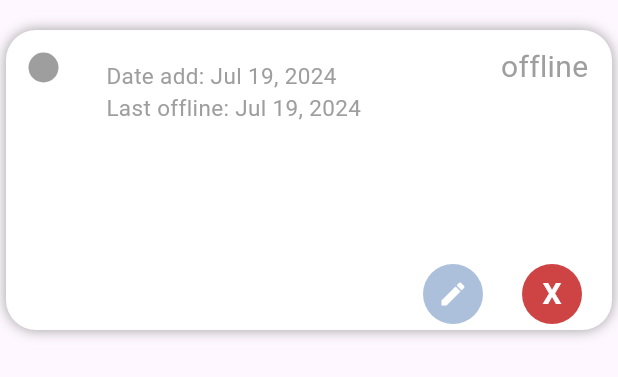
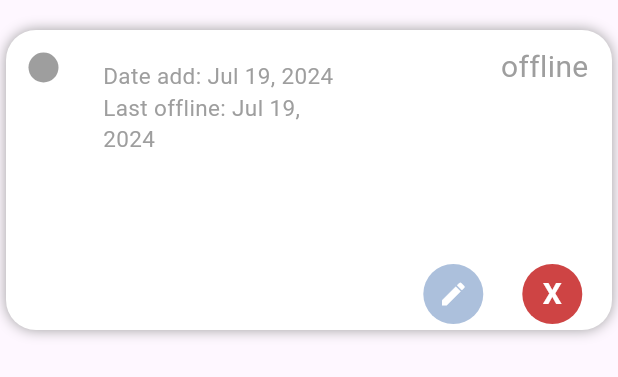
Before and after one commit to The1Re/ip_checker, a Flutter app: the CardDevice widget shown alone on an empty page, opened directly with empty values, after a tap on "offline", on a phone screen of 412 x 824 dp. Shown: the top 377 px of the screen. Run offline on Flutter 3.47's test engine with Material 3 defaults, Android fonts, the phone set to English and light mode, and no system bars; our stand-ins replace sqflite; accounts and stored records are empty.

Commit message:
Fix card bug

```diff
--- a/lib/widgets/card/card.dart
+++ b/lib/widgets/card/card.dart
@@ -114,8 +114,8 @@
               ],
             ),
             Container(
-              width: MediaQuery.of(context).size.width * 0.45,
-              height: MediaQuery.of(context).size.height * 0.45,
+              width: MediaQuery.of(context).size.width * 0.4,
+              height: MediaQuery.of(context).size.height * 0.4,
               padding: const EdgeInsets.only(left: 10),
               margin: EdgeInsets.zero,
               child: Wrap(
@@ -165,9 +165,9 @@
               ),
             ),
             Container(
-                padding: EdgeInsets.zero,
+                padding: EdgeInsets.only(left: 25),
                 margin: EdgeInsets.zero,
-                width: 140,
+                width: MediaQuery.of(context).size.height * 0.2,
                 child: Column(
                   mainAxisAlignment: MainAxisAlignment.spaceBetween,
                   children: [
```
